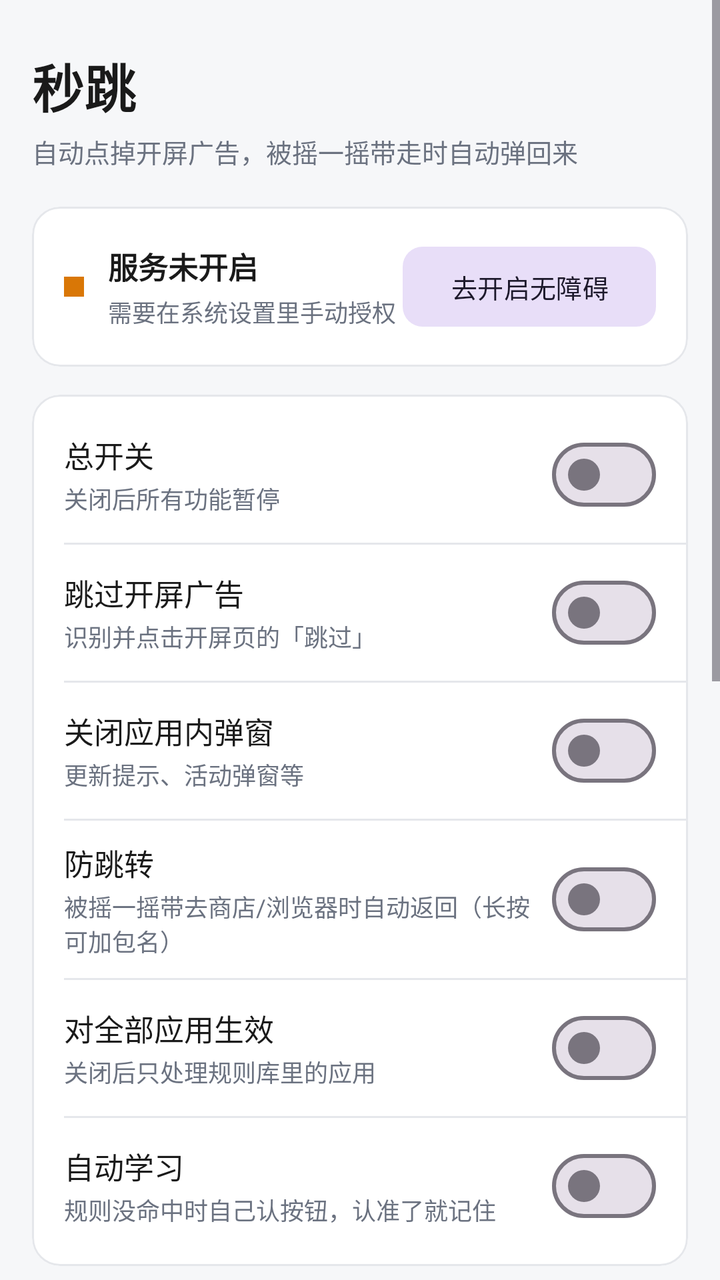
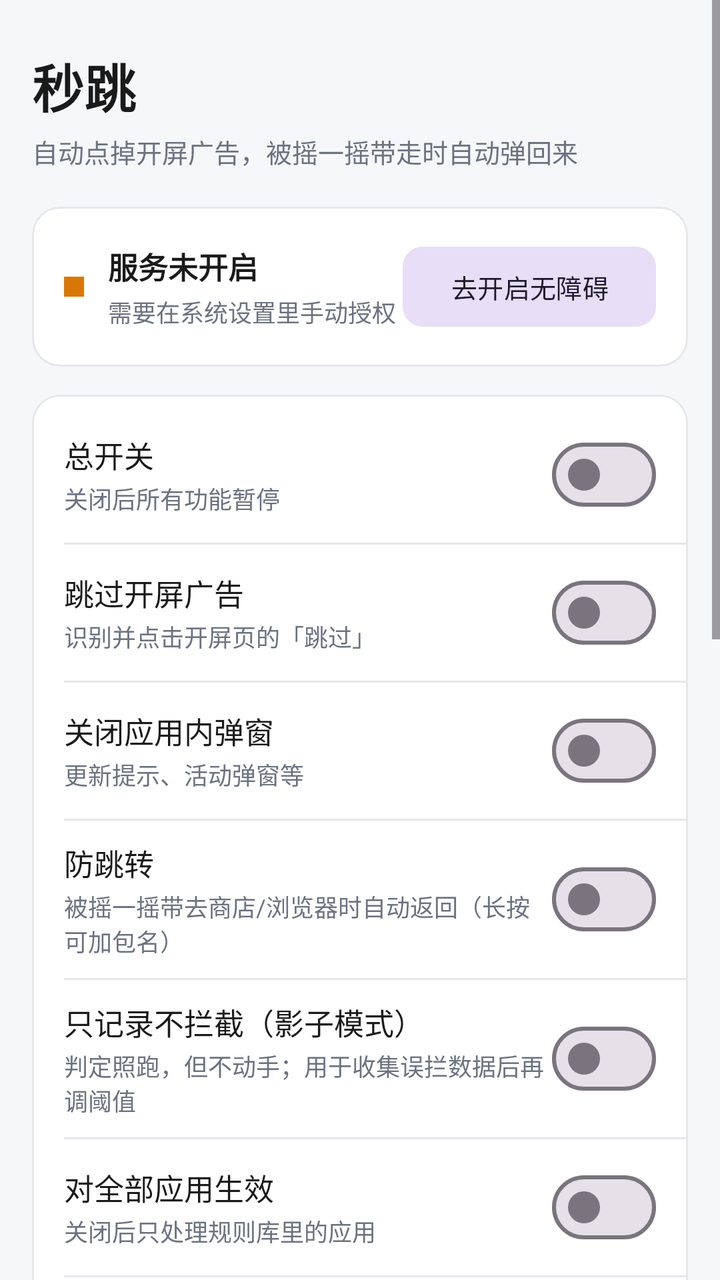

The first picture is an Android layout as it rendered before a commit; the second is the same layout after the commit. The layout source and the unified diff follow.
<!-- AndroidManifest.xml: application theme Theme.AdSkip -->
<!-- res/layout/activity_main.xml -->
<?xml version="1.0" encoding="utf-8"?>
<ScrollView xmlns:android="http://schemas.android.com/apk/res/android"
    xmlns:app="http://schemas.android.com/apk/res-auto"
    android:layout_width="match_parent"
    android:layout_height="match_parent"
    android:background="@color/bg"
    android:fillViewport="true">

    <LinearLayout
        android:layout_width="match_parent"
        android:layout_height="wrap_content"
        android:orientation="vertical"
        android:paddingHorizontal="16dp"
        android:paddingTop="24dp"
        android:paddingBottom="28dp">

        <TextView
            android:layout_width="wrap_content"
            android:layout_height="wrap_content"
            android:text="@string/app_name"
            android:textColor="@color/text_primary"
            android:textSize="26sp"
            android:textStyle="bold" />

        <TextView
            android:layout_width="wrap_content"
            android:layout_height="wrap_content"
            android:layout_marginTop="4dp"
            android:text="自动点掉开屏广告，被摇一摇带走时自动弹回来"
            android:textColor="@color/text_secondary"
            android:textSize="13sp" />

        <com.google.android.material.card.MaterialCardView
            android:layout_width="match_parent"
            android:layout_height="wrap_content"
            android:layout_marginTop="18dp"
            app:cardBackgroundColor="@color/card"
            app:cardCornerRadius="14dp"
            app:cardElevation="0dp"
            app:strokeColor="@color/divider"
            app:strokeWidth="1dp">

            <LinearLayout
                android:layout_width="match_parent"
                android:layout_height="wrap_content"
                android:gravity="center_vertical"
                android:orientation="horizontal"
                android:padding="16dp">

                <View
                    android:id="@+id/dotStatus"
                    android:layout_width="10dp"
                    android:layout_height="10dp"
                    android:background="@color/warn" />

                <LinearLayout
                    android:layout_width="0dp"
                    android:layout_height="wrap_content"
                    android:layout_marginStart="12dp"
                    android:layout_weight="1"
                    android:orientation="vertical">

                    <TextView
                        android:id="@+id/tvStatus"
                        android:layout_width="wrap_content"
                        android:layout_height="wrap_content"
                        android:text="@string/status_off"
                        android:textColor="@color/text_primary"
                        android:textSize="15sp"
                        android:textStyle="bold" />

                    <TextView
                        android:id="@+id/tvSubStatus"
                        android:layout_width="wrap_content"
                        android:layout_height="wrap_content"
                        android:layout_marginTop="3dp"
                        android:text="需要在系统设置里手动授权"
                        android:textColor="@color/text_secondary"
                        android:textSize="12sp" />
                </LinearLayout>

                <com.google.android.material.button.MaterialButton
                    android:id="@+id/btnGrant"
                    style="@style/Widget.Material3.Button.TonalButton"
                    android:layout_width="wrap_content"
                    android:layout_height="wrap_content"
                    android:text="@string/btn_grant"
                    android:textSize="13sp"
                    app:cornerRadius="10dp" />
            </LinearLayout>
        </com.google.android.material.card.MaterialCardView>

        <com.google.android.material.card.MaterialCardView
            android:layout_width="match_parent"
            android:layout_height="wrap_content"
            android:layout_marginTop="14dp"
            app:cardBackgroundColor="@color/card"
            app:cardCornerRadius="14dp"
            app:cardElevation="0dp"
            app:strokeColor="@color/divider"
            app:strokeWidth="1dp">

            <LinearLayout
                android:layout_width="match_parent"
                android:layout_height="wrap_content"
                android:orientation="vertical"
                android:paddingVertical="6dp">

                <LinearLayout
                    android:layout_width="match_parent"
                    android:layout_height="wrap_content"
                    android:gravity="center_vertical"
                    android:orientation="horizontal"
                    android:paddingHorizontal="16dp"
                    android:paddingVertical="10dp">

                    <LinearLayout
                        android:layout_width="0dp"
                        android:layout_height="wrap_content"
                        android:layout_weight="1"
                        android:orientation="vertical">

                        <TextView
                            android:layout_width="wrap_content"
                            android:layout_height="wrap_content"
                            android:text="@string/sw_master"
                            android:textColor="@color/text_primary"
                            android:textSize="15sp" />

                        <TextView
                            android:layout_width="wrap_content"
                            android:layout_height="wrap_content"
                            android:layout_marginTop="2dp"
                            android:text="@string/sw_master_desc"
                            android:textColor="@color/text_secondary"
                            android:textSize="12sp" />
                    </LinearLayout>

                    <com.google.android.material.materialswitch.MaterialSwitch
                        android:id="@+id/swMaster"
                        android:layout_width="wrap_content"
                        android:layout_height="wrap_content" />
                </LinearLayout>

                <View
                    android:layout_width="match_parent"
                    android:layout_height="1dp"
                    android:layout_marginStart="16dp"
                    android:background="@color/divider" />

                <LinearLayout
                    android:layout_width="match_parent"
                    android:layout_height="wrap_content"
                    android:gravity="center_vertical"
                    android:orientation="horizontal"
                    android:paddingHorizontal="16dp"
                    android:paddingVertical="10dp">

                    <LinearLayout
                        android:layout_width="0dp"
                        android:layout_height="wrap_content"
                        android:layout_weight="1"
                        android:orientation="vertical">

                        <TextView
                            android:layout_width="wrap_content"
                            android:layout_height="wrap_content"
                            android:text="@string/sw_splash"
                            android:textColor="@color/text_primary"
                            android:textSize="15sp" />

                        <TextView
                            android:layout_width="wrap_content"
                            android:layout_height="wrap_content"
                            android:layout_marginTop="2dp"
                            android:text="@string/sw_splash_desc"
                            android:textColor="@color/text_secondary"
                            android:textSize="12sp" />
                    </LinearLayout>

                    <com.google.android.material.materialswitch.MaterialSwitch
                        android:id="@+id/swSplash"
                        android:layout_width="wrap_content"
                        android:layout_height="wrap_content" />
                </LinearLayout>

                <View
                    android:layout_width="match_parent"
                    android:layout_height="1dp"
                    android:layout_marginStart="16dp"
                    android:background="@color/divider" />

                <LinearLayout
                    android:layout_width="match_parent"
                    android:layout_height="wrap_content"
                    android:gravity="center_vertical"
                    android:orientation="horizontal"
                    android:paddingHorizontal="16dp"
                    android:paddingVertical="10dp">

                    <LinearLayout
                        android:layout_width="0dp"
                        android:layout_height="wrap_content"
                        android:layout_weight="1"
                        android:orientation="vertical">

                        <TextView
                            android:layout_width="wrap_content"
                            android:layout_height="wrap_content"
                            android:text="@string/sw_popup"
                            android:textColor="@color/text_primary"
                            android:textSize="15sp" />

                        <TextView
                            android:layout_width="wrap_content"
                            android:layout_height="wrap_content"
                            android:layout_marginTop="2dp"
                            android:text="@string/sw_popup_desc"
                            android:textColor="@color/text_secondary"
                            android:textSize="12sp" />
                    </LinearLayout>

                    <com.google.android.material.materialswitch.MaterialSwitch
                        android:id="@+id/swPopup"
                        android:layout_width="wrap_content"
                        android:layout_height="wrap_content" />
                </LinearLayout>

                <View
                    android:layout_width="match_parent"
                    android:layout_height="1dp"
                    android:layout_marginStart="16dp"
                    android:background="@color/divider" />

                <LinearLayout
                    android:layout_width="match_parent"
                    android:layout_height="wrap_content"
                    android:gravity="center_vertical"
                    android:orientation="horizontal"
                    android:paddingHorizontal="16dp"
                    android:paddingVertical="10dp">

                    <LinearLayout
                        android:layout_width="0dp"
                        android:layout_height="wrap_content"
                        android:layout_weight="1"
                        android:orientation="vertical">

                        <TextView
                            android:layout_width="wrap_content"
                            android:layout_height="wrap_content"
                            android:text="@string/sw_guard"
                            android:textColor="@color/text_primary"
                            android:textSize="15sp" />

                        <TextView
                            android:layout_width="wrap_content"
                            android:layout_height="wrap_content"
                            android:layout_marginTop="2dp"
                            android:text="@string/sw_guard_desc"
                            android:textColor="@color/text_secondary"
                            android:textSize="12sp" />
                    </LinearLayout>

                    <com.google.android.material.materialswitch.MaterialSwitch
                        android:id="@+id/swGuard"
                        android:layout_width="wrap_content"
                        android:layout_height="wrap_content" />
                </LinearLayout>

                <View
                    android:layout_width="match_parent"
                    android:layout_height="1dp"
                    android:layout_marginStart="16dp"
                    android:background="@color/divider" />

                <LinearLayout
                    android:layout_width="match_parent"
                    android:layout_height="wrap_content"
                    android:gravity="center_vertical"
                    android:orientation="horizontal"
                    android:paddingHorizontal="16dp"
                    android:paddingVertical="10dp">

                    <LinearLayout
                        android:layout_width="0dp"
                        android:layout_height="wrap_content"
                        android:layout_weight="1"
                        android:orientation="vertical">

                        <TextView
                            android:layout_width="wrap_content"
                            android:layout_height="wrap_content"
                            android:text="@string/sw_all"
                            android:textColor="@color/text_primary"
                            android:textSize="15sp" />

                        <TextView
                            android:layout_width="wrap_content"
                            android:layout_height="wrap_content"
                            android:layout_marginTop="2dp"
                            android:text="@string/sw_all_desc"
                            android:textColor="@color/text_secondary"
                            android:textSize="12sp" />
                    </LinearLayout>

                    <com.google.android.material.materialswitch.MaterialSwitch
                        android:id="@+id/swAllApps"
                        android:layout_width="wrap_content"
                        android:layout_height="wrap_content" />
                </LinearLayout>

                <View
                    android:layout_width="match_parent"
                    android:layout_height="1dp"
                    android:layout_marginStart="16dp"
                    android:background="@color/divider" />

                <LinearLayout
                    android:layout_width="match_parent"
                    android:layout_height="wrap_content"
                    android:gravity="center_vertical"
                    android:orientation="horizontal"
                    android:paddingHorizontal="16dp"
                    android:paddingVertical="10dp">

                    <LinearLayout
                        android:layout_width="0dp"
                        android:layout_height="wrap_content"
                        android:layout_weight="1"
                        android:orientation="vertical">

                        <TextView
                            android:layout_width="wrap_content"
                            android:layout_height="wrap_content"
                            android:text="@string/sw_learn"
                            android:textColor="@color/text_primary"
                            android:textSize="15sp" />

                        <TextView
                            android:layout_width="wrap_content"
                            android:layout_height="wrap_content"
                            android:layout_marginTop="2dp"
                            android:text="@string/sw_learn_desc"
                            android:textColor="@color/text_secondary"
                            android:textSize="12sp" />
                    </LinearLayout>

                    <com.google.android.material.materialswitch.MaterialSwitch
                        android:id="@+id/swLearn"
                        android:layout_width="wrap_content"
                        android:layout_height="wrap_content" />
                </LinearLayout>
            </LinearLayout>
        </com.google.android.material.card.MaterialCardView>

        <com.google.android.material.card.MaterialCardView
            android:layout_width="match_parent"
            android:layout_height="wrap_content"
            android:layout_marginTop="14dp"
            app:cardBackgroundColor="@color/card"
            app:cardCornerRadius="14dp"
            app:cardElevation="0dp"
            app:strokeColor="@color/divider"
            app:strokeWidth="1dp">

            <LinearLayout
                android:layout_width="match_parent"
                android:layout_height="wrap_content"
                android:orientation="vertical"
                android:padding="16dp">

                <TextView
                    android:layout_width="wrap_content"
                    android:layout_height="wrap_content"
                    android:text="@string/section_source"
                    android:textColor="@color/text_primary"
                    android:textSize="15sp"
                    android:textStyle="bold" />

                <TextView
                    android:id="@+id/tvSyncStatus"
                    android:layout_width="match_parent"
                    android:layout_height="wrap_content"
                    android:layout_marginTop="4dp"
                    android:text="未配置远程地址，当前只用内置规则"
                    android:textColor="@color/text_secondary"
                    android:textSize="12sp" />

                <EditText
                    android:id="@+id/etRemote"
                    android:layout_width="match_parent"
                    android:layout_height="wrap_content"
                    android:layout_marginTop="8dp"
                    android:backgroundTint="@color/brand"
                    android:hint="@string/remote_hint"
                    android:importantForAutofill="no"
                    android:inputType="textUri"
                    android:maxLines="3"
                    android:textColor="@color/text_primary"
                    android:textColorHint="@color/text_secondary"
                    android:textSize="13sp" />

                <LinearLayout
                    android:layout_width="match_parent"
                    android:layout_height="wrap_content"
                    android:layout_marginTop="8dp"
                    android:orientation="horizontal">

                    <com.google.android.material.button.MaterialButton
                        android:id="@+id/btnSync"
                        style="@style/Widget.Material3.Button.TonalButton"
                        android:layout_width="0dp"
                        android:layout_height="wrap_content"
                        android:layout_weight="1"
                        android:text="@string/btn_remote_sync"
                        android:textSize="13sp"
                        app:cornerRadius="10dp" />

                    <com.google.android.material.button.MaterialButton
                        android:id="@+id/btnClearRemote"
                        style="@style/Widget.Material3.Button.TextButton"
                        android:layout_width="wrap_content"
                        android:layout_height="wrap_content"
                        android:layout_marginStart="6dp"
                        android:text="@string/btn_remote_clear"
                        android:textSize="13sp" />
                </LinearLayout>
            </LinearLayout>
        </com.google.android.material.card.MaterialCardView>

        <LinearLayout
            android:layout_width="match_parent"
            android:layout_height="wrap_content"
            android:layout_marginTop="14dp"
            android:orientation="horizontal">

            <com.google.android.material.button.MaterialButton
                android:id="@+id/btnInspector"
                style="@style/Widget.Material3.Button.OutlinedButton"
                android:layout_width="0dp"
                android:layout_height="wrap_content"
                android:layout_weight="1"
                android:text="@string/btn_inspector"
                android:textSize="14sp"
                app:cornerRadius="12dp" />

            <com.google.android.material.button.MaterialButton
                android:id="@+id/btnRules"
                style="@style/Widget.Material3.Button.OutlinedButton"
                android:layout_width="0dp"
                android:layout_height="wrap_content"
                android:layout_marginStart="10dp"
                android:layout_weight="1"
                android:text="@string/btn_rules"
                android:textSize="14sp"
                app:cornerRadius="12dp" />
        </LinearLayout>

        <com.google.android.material.card.MaterialCardView
            android:layout_width="match_parent"
            android:layout_height="wrap_content"
            android:layout_marginTop="14dp"
            app:cardBackgroundColor="@color/card"
            app:cardCornerRadius="14dp"
            app:cardElevation="0dp"
            app:strokeColor="@color/divider"
            app:strokeWidth="1dp">

            <LinearLayout
                android:layout_width="match_parent"
                android:layout_height="wrap_content"
                android:orientation="vertical"
                android:padding="16dp">

                <LinearLayout
                    android:layout_width="match_parent"
                    android:layout_height="wrap_content"
                    android:gravity="center_vertical"
                    android:orientation="horizontal">

                    <TextView
                        android:layout_width="0dp"
                        android:layout_height="wrap_content"
                        android:layout_weight="1"
                        android:text="@string/section_log"
                        android:textColor="@color/text_primary"
                        android:textSize="15sp"
                        android:textStyle="bold" />

                    <TextView
                        android:id="@+id/tvClearLog"
                        android:layout_width="wrap_content"
                        android:layout_height="wrap_content"
                        android:padding="4dp"
                        android:text="清空 / 长按导出"
                        android:textColor="@color/brand"
                        android:textSize="13sp" />
                </LinearLayout>

                <TextView
                    android:id="@+id/tvLog"
                    android:layout_width="match_parent"
                    android:layout_height="wrap_content"
                    android:layout_marginTop="8dp"
                    android:fontFamily="monospace"
                    android:lines="10"
                    android:maxLines="10"
                    android:text="暂无记录"
                    android:textColor="@color/text_secondary"
                    android:textSize="11sp" />
            </LinearLayout>
        </com.google.android.material.card.MaterialCardView>

        <TextView
            android:layout_width="match_parent"
            android:layout_height="wrap_content"
            android:layout_marginTop="18dp"
            android:lineSpacingExtra="3dp"
            android:text="使用提示：部分 App 的跳过按钮是自绘的，节点里读不到文字，需要在「节点探测器」里抓到坐标后写进规则。若发现误点，把对应关键词加进规则里的 exclude。"
            android:textColor="@color/text_secondary"
            android:textSize="12sp" />
    </LinearLayout>
</ScrollView>
<!-- resources referenced by this layout -->
<resources>
  <color name="bg">#F6F7F9</color>
  <color name="brand">#1E6FE0</color>
  <color name="card">#FFFFFF</color>
  <color name="divider">#E5E7EB</color>
  <color name="text_primary">#1A1A1A</color>
  <color name="text_secondary">#6B7280</color>
  <color name="warn">#D97706</color>
  <string name="app_name">秒跳</string>
  <string name="btn_grant">去开启无障碍</string>
  <string name="btn_inspector">自检 / 探测器</string>
  <string name="btn_remote_clear">清除缓存</string>
  <string name="btn_remote_sync">立即同步</string>
  <string name="btn_rules">规则管理</string>
  <string name="remote_hint">https://…/rules.json</string>
  <string name="section_log">最近记录</string>
  <string name="section_source">规则来源</string>
  <string name="status_off">服务未开启</string>
  <string name="sw_all">对全部应用生效</string>
  <string name="sw_all_desc">关闭后只处理规则库里的应用</string>
  <string name="sw_guard">防跳转</string>
  <string name="sw_guard_desc">被摇一摇带去商店/浏览器时自动返回（长按可加包名）</string>
  <string name="sw_learn">自动学习</string>
  <string name="sw_learn_desc">规则没命中时自己认按钮，认准了就记住</string>
  <string name="sw_master">总开关</string>
  <string name="sw_master_desc">关闭后所有功能暂停</string>
  <string name="sw_popup">关闭应用内弹窗</string>
  <string name="sw_popup_desc">更新提示、活动弹窗等</string>
  <string name="sw_splash">跳过开屏广告</string>
  <string name="sw_splash_desc">识别并点击开屏页的「跳过」</string>
  <style name="Theme.AdSkip" parent="Theme.Material3.Light.NoActionBar">
          <item name="colorPrimary">@color/brand</item>
          <item name="colorOnPrimary">#FFFFFF</item>
          <item name="android:statusBarColor">@color/bg</item>
          <item name="android:windowLightStatusBar">true</item>
          <item name="android:windowBackground">@color/bg</item>
      </style>
</resources>

<!-- the commit's change to res/layout/activity_main.xml (unified diff, before → after) -->
@@ -264,6 +264,48 @@
 
                     <com.google.android.material.materialswitch.MaterialSwitch
                         android:id="@+id/swGuard"
+                        android:layout_width="wrap_content"
+                        android:layout_height="wrap_content" />
+                </LinearLayout>
+
+                <View
+                    android:layout_width="match_parent"
+                    android:layout_height="1dp"
+                    android:layout_marginStart="16dp"
+                    android:background="@color/divider" />
+
+                <LinearLayout
+                    android:layout_width="match_parent"
+                    android:layout_height="wrap_content"
+                    android:gravity="center_vertical"
+                    android:orientation="horizontal"
+                    android:paddingHorizontal="16dp"
+                    android:paddingVertical="10dp">
+
+                    <LinearLayout
+                        android:layout_width="0dp"
+                        android:layout_height="wrap_content"
+                        android:layout_weight="1"
+                        android:orientation="vertical">
+
+                        <TextView
+                            android:layout_width="wrap_content"
+                            android:layout_height="wrap_content"
+                            android:text="@string/sw_shadow"
+                            android:textColor="@color/text_primary"
+                            android:textSize="15sp" />
+
+                        <TextView
+                            android:layout_width="wrap_content"
+                            android:layout_height="wrap_content"
+                            android:layout_marginTop="2dp"
+                            android:text="@string/sw_shadow_desc"
+                            android:textColor="@color/text_secondary"
+                            android:textSize="12sp" />
+                    </LinearLayout>
+
+                    <com.google.android.material.materialswitch.MaterialSwitch
+                        android:id="@+id/swShadow"
                         android:layout_width="wrap_content"
                         android:layout_height="wrap_content" />
                 </LinearLayout>
<!-- resource entries referenced after the edit -->
@@ -27,6 +27,8 @@
   <string name="sw_master_desc">关闭后所有功能暂停</string>
   <string name="sw_popup">关闭应用内弹窗</string>
   <string name="sw_popup_desc">更新提示、活动弹窗等</string>
+  <string name="sw_shadow">只记录不拦截（影子模式）</string>
+  <string name="sw_shadow_desc">判定照跑，但不动手；用于收集误拦数据后再调阈值</string>
   <string name="sw_splash">跳过开屏广告</string>
   <string name="sw_splash_desc">识别并点击开屏页的「跳过」</string>
   <style name="Theme.AdSkip" parent="Theme.Material3.Light.NoActionBar">
